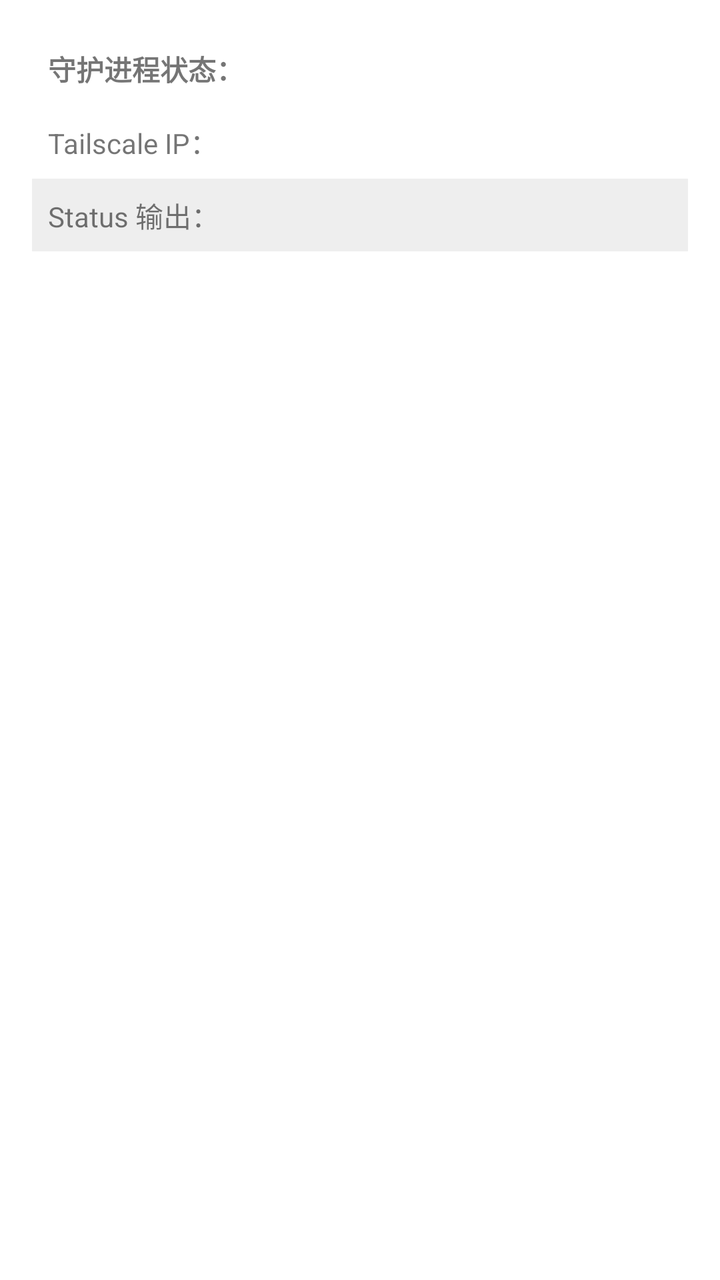
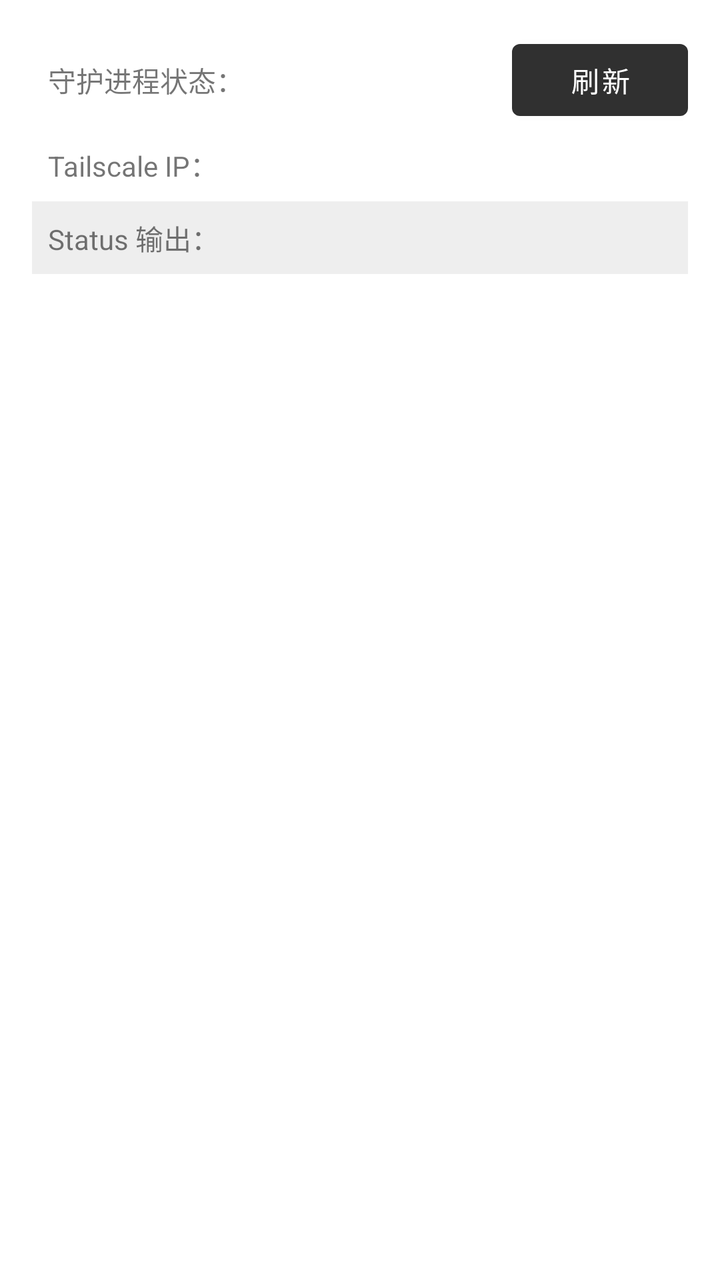

Before-and-after screenshots of an Android layout around one commit, followed by the original layout XML and the change that was made.
<!-- AndroidManifest.xml: application theme Theme.TailscaleRoot -->
<!-- res/layout/fragment_status.xml -->
<?xml version="1.0" encoding="utf-8"?>
<ScrollView xmlns:android="http://schemas.android.com/apk/res/android"
    android:layout_width="match_parent"
    android:layout_height="match_parent"
    android:padding="16dp"
    android:layout_marginBottom="?attr/actionBarSize">

    <LinearLayout
        android:orientation="vertical"
        android:layout_width="match_parent"
        android:layout_height="wrap_content"
        android:gravity="start">

        <TextView
            android:id="@+id/text_daemon_status"
            android:layout_width="match_parent"
            android:layout_height="wrap_content"
            android:text="@string/text_daemonStatus"
            android:textStyle="bold"
            android:padding="8dp" />

        <TextView
            android:id="@+id/text_ip"
            android:layout_width="match_parent"
            android:layout_height="wrap_content"
            android:text="@string/text_tailscaleIp"
            android:padding="8dp" />

        <TextView
            android:id="@+id/text_status"
            android:layout_width="match_parent"
            android:layout_height="wrap_content"
            android:text="@string/text_status"
            android:padding="8dp"
            android:background="#EEEEEE"
            android:textIsSelectable="true" />
    </LinearLayout>
</ScrollView>
<!-- resources referenced by this layout -->
<resources>
  <string name="text_daemonStatus">守护进程状态：</string>
  <string name="text_status">Status 输出：</string>
  <string name="text_tailscaleIp">Tailscale IP：</string>
  <style name="Theme.TailscaleRoot" parent="Theme.MaterialComponents.DayNight.DarkActionBar">
          
          <item name="colorPrimary">@color/gray</item>
          <item name="colorPrimaryVariant">@color/light_gray</item>
          <item name="colorOnPrimary">@color/white</item>
          
          <item name="colorSecondary">@color/teal_200</item>
          <item name="colorSecondaryVariant">@color/teal_700</item>
          <item name="colorOnSecondary">@color/black</item>
          
          <item name="android:statusBarColor">?attr/colorPrimaryVariant</item>
          
      </style>
  <color name="gray">#FF303030</color>
  <color name="light_gray">#FF404040</color>
  <color name="white">#FFFFFFFF</color>
  <color name="teal_200">#FF03DAC5</color>
  <color name="teal_700">#FF018786</color>
  <color name="black">#FF000000</color>
</resources>

<!-- the commit's change to res/layout/fragment_status.xml (unified diff, before → after) -->
@@ -1,5 +1,6 @@
 <?xml version="1.0" encoding="utf-8"?>
 <ScrollView xmlns:android="http://schemas.android.com/apk/res/android"
+    xmlns:app="http://schemas.android.com/apk/res-auto"
     android:layout_width="match_parent"
     android:layout_height="match_parent"
     android:padding="16dp"
@@ -11,13 +12,34 @@
         android:layout_height="wrap_content"
         android:gravity="start">
 
-        <TextView
-            android:id="@+id/text_daemon_status"
+        <androidx.constraintlayout.widget.ConstraintLayout
             android:layout_width="match_parent"
-            android:layout_height="wrap_content"
-            android:text="@string/text_daemonStatus"
-            android:textStyle="bold"
-            android:padding="8dp" />
+            android:layout_height="wrap_content">
+
+            <TextView
+                android:id="@+id/text_daemon_status"
+                app:layout_constraintTop_toTopOf="parent"
+                app:layout_constraintBottom_toBottomOf="parent"
+                app:layout_constraintStart_toStartOf="parent"
+                app:layout_constraintEnd_toStartOf="@+id/button_refresh"
+                android:layout_width="0dp"
+                android:layout_height="wrap_content"
+                android:padding="8dp"
+                android:layout_marginEnd="8dp"
+                android:ellipsize="end"
+                android:maxLines="1"
+                android:text="@string/text_daemonStatus" />
+
+            <Button
+                android:id="@+id/button_refresh"
+                app:layout_constraintTop_toTopOf="parent"
+                app:layout_constraintBottom_toBottomOf="parent"
+                app:layout_constraintEnd_toEndOf="parent"
+                android:layout_width="wrap_content"
+                android:layout_height="wrap_content"
+                android:text="@string/button_refresh_status" />
+
+        </androidx.constraintlayout.widget.ConstraintLayout>
 
         <TextView
             android:id="@+id/text_ip"
<!-- resource entries referenced after the edit -->
@@ -1,5 +1,6 @@
 <!-- resources referenced by this layout -->
 <resources>
+  <string name="button_refresh_status">刷新</string>
   <string name="text_daemonStatus">守护进程状态：</string>
   <string name="text_status">Status 输出：</string>
   <string name="text_tailscaleIp">Tailscale IP：</string>
